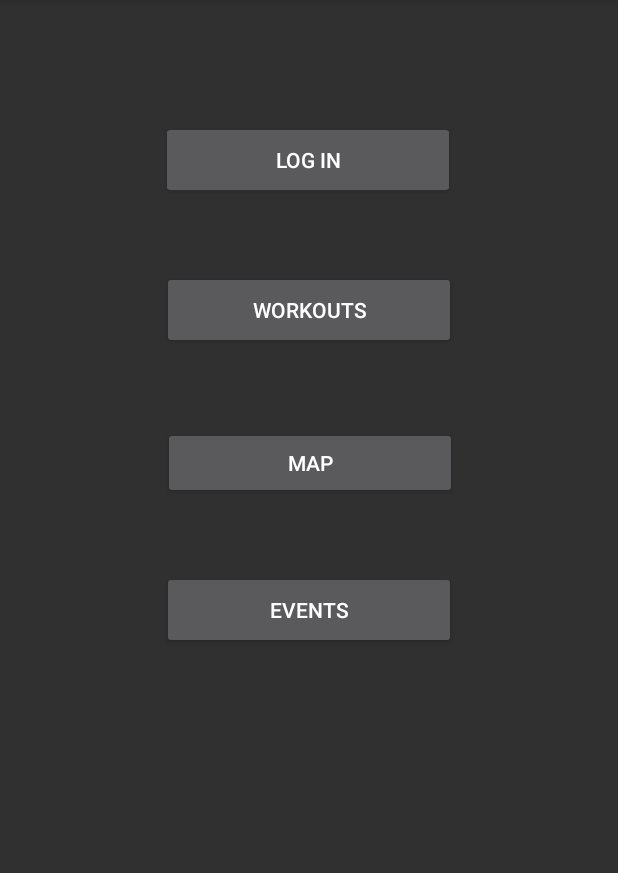
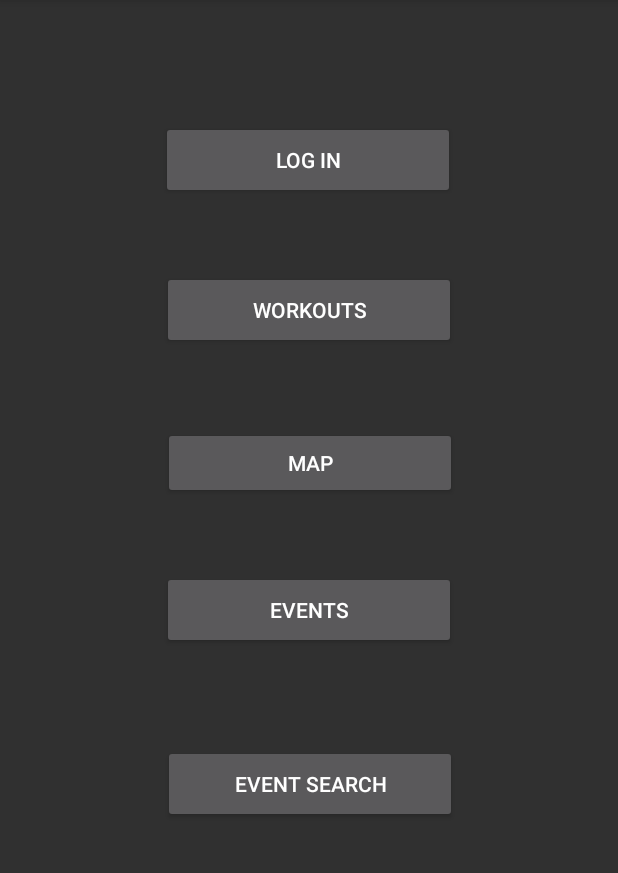
Before and after one commit to TJustinConner/2021Capstone, an Android app: the screen it shows after launch (MainActivity), on a phone screen of 412 x 824 dp, the part 84-957 px from its top. Run offline under Robolectric (Android 15) with nearby library versions, the phone set to English and light mode, and no system bars.

Commit message:
GUI stuff

```diff
--- a/CampusNavigation/app/build.gradle
+++ b/CampusNavigation/app/build.gradle
@@ -35,6 +35,8 @@ dependencies {
     implementation 'androidx.constraintlayout:constraintlayout:2.0.4'
     implementation 'androidx.work:work-runtime:2.5.0'
     implementation 'com.google.android.gms:play-services-maps:17.0.0'
+    implementation 'androidx.navigation:navigation-fragment:2.2.2'
+    implementation 'androidx.navigation:navigation-ui:2.2.2'
     testImplementation 'junit:junit:4.+'
     androidTestImplementation 'androidx.test.ext:junit:1.1.2'
     androidTestImplementation 'androidx.test.espresso:espresso-core:3.3.0'
--- a/CampusNavigation/app/src/main/java/com/example/campusnavigation/EventActivity.java
+++ b/CampusNavigation/app/src/main/java/com/example/campusnavigation/EventActivity.java
@@ -221,11 +221,11 @@ public class EventActivity extends AppCompatActivity implements AdapterView.OnIt
                     displayText(loc);
                     displayText(desc);
 
-                    try {
+                    /*try {
                         BulletinBoard.eventSearch(loc);
                     } catch (IOException e) {
                         e.printStackTrace();
-                    }
+                    }*/
                 }
                 else{//this prints error messages to the screen for the user and gives a debugging
                     //message to console/terminal/whatever its called
--- a/CampusNavigation/app/src/main/java/com/example/campusnavigation/MainActivity.java
+++ b/CampusNavigation/app/src/main/java/com/example/campusnavigation/MainActivity.java
@@ -18,7 +18,7 @@ public class MainActivity extends AppCompatActivity {
         Button WorkoutsButton = (Button) findViewById(R.id.workoutsButton);
         Button eventsButton = (Button) findViewById(R.id.eventsButton);
         Button mapButton = (Button) findViewById(R.id.mapButton);
-        //Button eventSearchButton = (Button) findViewById(R.id.eventSearchButton);
+        Button eventSearchButton = (Button) findViewById(R.id.event_search_button_main);
 
         LoginButton.setOnClickListener(new View.OnClickListener() {
             public void onClick(View v) {
@@ -51,13 +51,13 @@ public class MainActivity extends AppCompatActivity {
                 startActivity(eventCreation);
             }});
 
-        /*eventSearchButton.setOnClickListener(new View.OnClickListener() {
+        eventSearchButton.setOnClickListener(new View.OnClickListener() {
             public void onClick(View v) {
                 //takes user to event search
                 Log.d("SUCCESS", "Going to event search");
-                Intent eventSearch = new Intent(v.getContext(), eventSearch.class);
+                Intent eventSearch = new Intent(v.getContext(), BulletinBoardGUI.class);
                 startActivity(eventSearch);
-            }});*/
+            }});
 
 
     }
--- a/CampusNavigation/app/src/main/res/layout/activity_main.xml
+++ b/CampusNavigation/app/src/main/res/layout/activity_main.xml
@@ -6,6 +6,17 @@
     android:layout_width="match_parent"
     android:layout_height="match_parent"
     tools:context=".MainActivity">
+
+    <Button
+        android:id="@+id/event_search_button_main"
+        android:layout_width="196dp"
+        android:layout_height="52dp"
+        android:layout_marginTop="64dp"
+        android:text="@string/event_search_button"
+        app:layout_constraintEnd_toEndOf="parent"
+        app:layout_constraintHorizontal_bias="0.502"
+        app:layout_constraintStart_toStartOf="parent"
+        app:layout_constraintTop_toBottomOf="@+id/eventsButton" />
 
     <Button
         android:id="@+id/accountCreationButton"
--- a/CampusNavigation/app/src/main/res/values/strings.xml
+++ b/CampusNavigation/app/src/main/res/values/strings.xml
@@ -21,8 +21,12 @@
     <string name="faculty_log_in">Faculty Log In</string>
     <string name="create_an_account"><u>Create An Account</u></string>
     <string name="main_activity_title">Wise Navigation</string>
+    <string name="bulletin_board_search_title">Bulletin Board Search</string>
+    <string name="title_activity_bulletin_board_g_u_i">Bulletin Board GUI</string>
+    <string name="event_search_button">Event Search</string>
+    <string name="locations">Locations</string>
 
-    <string-array name = "Recurrence">
+    <string-array name="Recurrence">
         <item>Does not recur</item>
         <item>Weekly</item>
         <item>Monthly</item>
@@ -73,4 +77,5 @@
         <item>Wesley Foundation</item>
         <item>Alumni Hall</item>
     </string-array>
+
 </resources>
--- a/CampusNavigation/app/src/main/res/values/themes.xml
+++ b/CampusNavigation/app/src/main/res/values/themes.xml
@@ -13,4 +13,13 @@
         <item name="android:statusBarColor" tools:targetApi="l">?attr/colorPrimaryVariant</item>
         <!-- Customize your theme here. -->
     </style>
+
+    <style name="NoActionBar">
+        <item name="windowActionBar">false</item>
+        <item name="windowNoTitle">true</item>
+    </style>
+
+    <style name="AppBarOverlay" parent="ThemeOverlay.AppCompat.Dark.ActionBar" />
+
+    <style name="PopupOverlay" parent="ThemeOverlay.AppCompat.Light" />
 </resources>
```
Also changed, not shown: CampusNavigation/app/src/main/AndroidManifest.xml (+13 -6 lines), CampusNavigation/app/src/main/java/com/example/campusnavigation/BulletinBoardGUI.java (renamed from CampusNavigation/app/src/main/java/com/example/campusnavigation/BulletinBoard.java, +24 -10 lines), CampusNavigation/app/src/main/res/layout/activity_bulletin_board_g_u_i.xml (added, +38 -0 lines).
